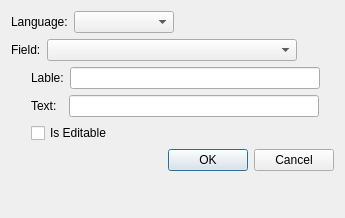
First picture: the form in Src/PageLayout/TitleBlock/ISO7200A/iso7200adialog.ui, repository tobiasfalk/KiCAD-FreeCAD-TechDraw-Template-Generator, before the edit.
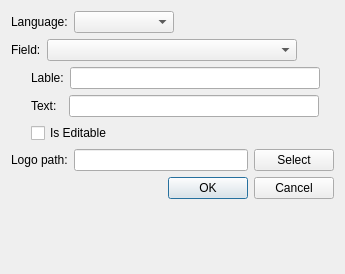
Second picture: the form after the edit.

Commit message: Added Logo inserion to the ISO 7200 Titleblocks

What changed in the file:
```diff
--- a/Src/PageLayout/TitleBlock/ISO7200A/iso7200adialog.ui
+++ b/Src/PageLayout/TitleBlock/ISO7200A/iso7200adialog.ui
@@ -7,7 +7,7 @@
     <x>0</x>
     <y>0</y>
     <width>345</width>
-    <height>218</height>
+    <height>274</height>
    </rect>
   </property>
   <property name="windowTitle">
@@ -225,6 +225,27 @@
      </item>
     </layout>
    </item>
+   <item>
+    <layout class="QHBoxLayout" name="horizontalLayout_6">
+     <item>
+      <widget class="QLabel" name="label_5">
+       <property name="text">
+        <string>Logo path:</string>
+       </property>
+      </widget>
+     </item>
+     <item>
+      <widget class="QLineEdit" name="LogoPathLineEdit"/>
+     </item>
+     <item>
+      <widget class="QPushButton" name="LogoPathPushButton">
+       <property name="text">
+        <string>Select</string>
+       </property>
+      </widget>
+     </item>
+    </layout>
+   </item>
    <item>
     <widget class="QDialogButtonBox" name="buttonBox">
      <property name="orientation">
```
The commit also changes 15 other files.
